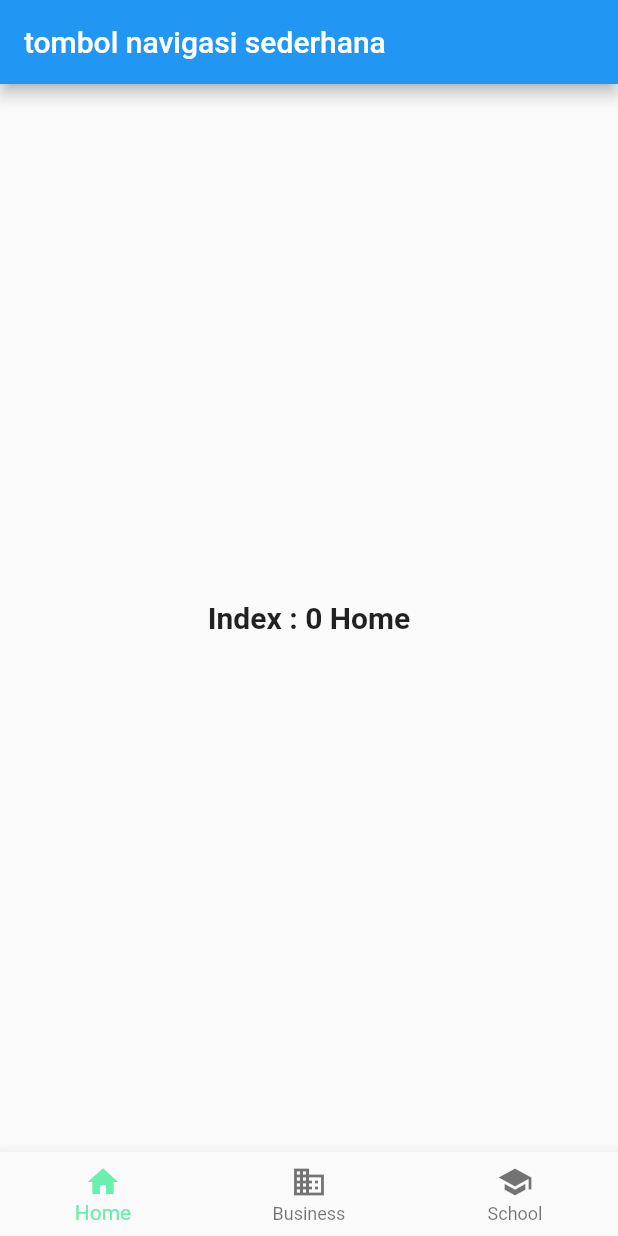
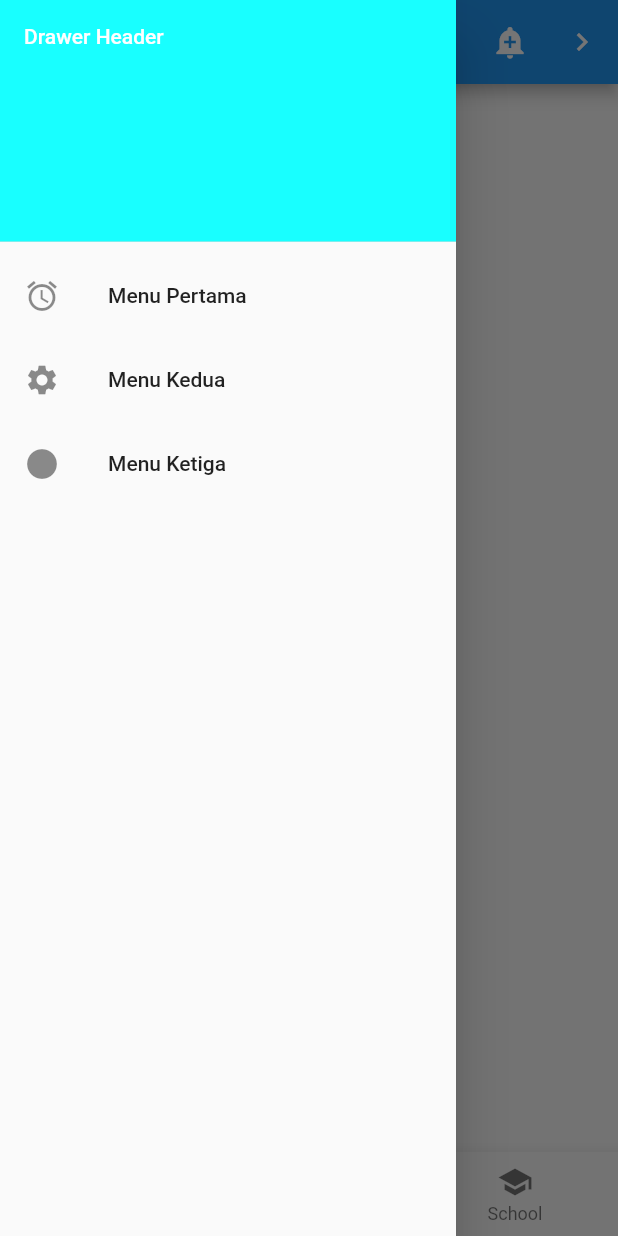
Before and after one commit to BagusSaputro04/pm_pert2_0903, a Flutter app: the MyStatefulWidget screen opened directly, with the side drawer open (before the commit the screen has no drawer), on a phone screen of 412 x 824 dp. Run offline on Flutter 3.47's test engine with Material 2 defaults, Android fonts, the phone set to English and light mode, and no system bars.

Commit message:
initial commit

```diff
--- a/lib/buttonnavi.dart
+++ b/lib/buttonnavi.dart
@@ -41,7 +41,18 @@ class _MyStatefulWidgetState extends State<MyStatefulWidget> {
   Widget build(BuildContext context) {
     return Scaffold(
       appBar: AppBar(
-        title: const Text('tombol navigasi sederhana'),
+        title: const Text("Latihan Flutter"),
+        actions: [
+          IconButton(
+            onPressed: () {
+              ScaffoldMessenger.of(context).showSnackBar(
+                  const SnackBar(content: Text("Ini namanya snackbar")));
+            },
+            icon: const Icon(Icons.add_alert),
+            tooltip: 'Show Alert',
+          ),
+          IconButton(onPressed: () {}, icon: const Icon(Icons.navigate_next)),
+        ],
       ),
       body: Center(child: _widgetOptions.elementAt(_selectedIndex)),
       bottomNavigationBar: BottomNavigationBar(
@@ -55,6 +66,34 @@ class _MyStatefulWidgetState extends State<MyStatefulWidget> {
         selectedItemColor: Colors.greenAccent[200],
         onTap: _onItemTapped,
       ),
+      drawer: Drawer(
+        child: ListView(
+          children: [
+            const DrawerHeader(
+              decoration: BoxDecoration(color: Colors.cyanAccent),
+              child: Text(
+                'Drawer Header',
+                style: TextStyle(color: Colors.white),
+              ),
+            ),
+            ListTile(
+              leading: const Icon(Icons.access_alarm),
+              title: const Text("Menu Pertama"),
+              onTap: () {},
+            ),
+            ListTile(
+              leading: const Icon(Icons.settings),
+              title: const Text("Menu Kedua"),
+              onTap: () {},
+            ),
+            ListTile(
+              leading: const Icon(Icons.circle_sharp),
+              title: const Text("Menu Ketiga"),
+              onTap: () {},
+            ),
+          ],
+        ),
+      ),
     );
   }
 }
```
